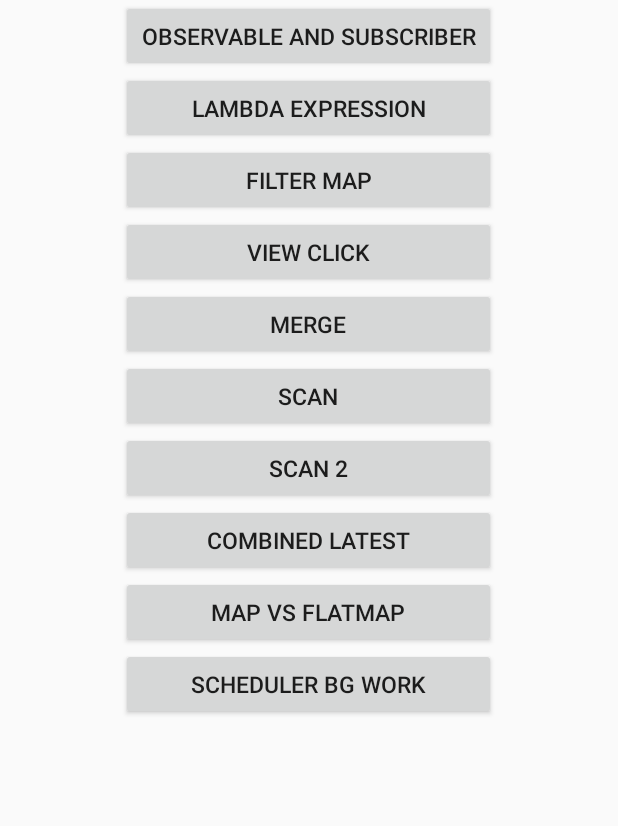
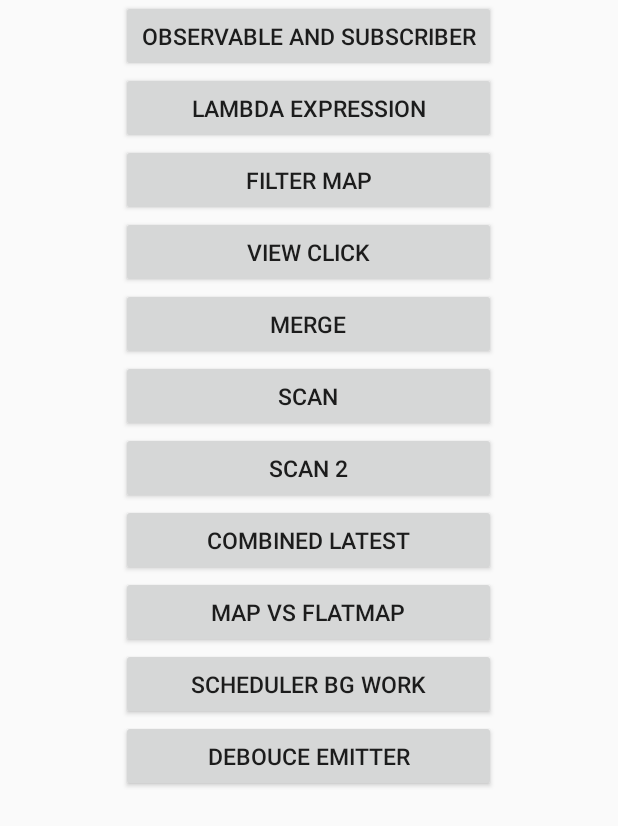
Before and after one commit to gidools/RxAndroidStudy, an Android app: the screen it shows after launch (MainActivity), on a phone screen of 412 x 824 dp. Shown: the top 826 px of the screen. Run offline under Robolectric (Android 15) with nearby library versions, the phone set to English and light mode, and no system bars; libraries missing offline, so code that uses them is left out: rx.functions.

Commit message:
Debunce and filter 기능 추가

```diff
--- a/app/src/main/java/maxst/com/rxandroidstudy/fragment/MainFragment.java
+++ b/app/src/main/java/maxst/com/rxandroidstudy/fragment/MainFragment.java
@@ -38,6 +38,7 @@ public class MainFragment extends Fragment {
 		layout.findViewById(R.id.rx_combined_latest).setOnClickListener(onClickListener);
 		layout.findViewById(R.id.rx_map_vs_flat_map).setOnClickListener(onClickListener);
 		layout.findViewById(R.id.scheduler_bg_work).setOnClickListener(onClickListener);
+		layout.findViewById(R.id.debounce_emitter).setOnClickListener(onClickListener);
 		return layout;
 	}
 
@@ -85,6 +86,10 @@ public class MainFragment extends Fragment {
 				case R.id.scheduler_bg_work:
 					clickedOn(new SchedulerBGWorkFragment());
 					break;
+
+				case R.id.debounce_emitter:
+					clickedOn(new DebounceSearchEmitterFragment());
+					break;
 			}
 		}
 	};
--- a/app/src/main/res/layout/fragment_main.xml
+++ b/app/src/main/res/layout/fragment_main.xml
@@ -1,79 +1,93 @@
+<ScrollView
+	xmlns:android="http://schemas.android.com/apk/res/android"
+	android:layout_width="match_parent"
+	android:layout_height="match_parent"
+	>
+
 	<LinearLayout xmlns:android="http://schemas.android.com/apk/res/android"
 				  xmlns:tools="http://schemas.android.com/tools"
 				  android:layout_width="match_parent"
 				  android:layout_height="match_parent"
+				  android:gravity="center_horizontal"
 				  android:orientation="vertical"
-			  android:gravity="center_horizontal"
 				  tools:context="maxst.com.rxandroidstudy.fragment.MainFragment">
 
 		<Button
 			android:id="@+id/rx_basic"
 			android:layout_width="250dp"
 			android:layout_height="wrap_content"
-		android:textSize="15sp"
-		android:text="Observable and Subscriber"/>
+			android:text="Observable and Subscriber"
+			android:textSize="15sp"/>
 
 		<Button
 			android:id="@+id/rx_lambda"
 			android:layout_width="250dp"
 			android:layout_height="wrap_content"
-		android:textSize="15sp"
-		android:text="Lambda Expression"/>
+			android:text="Lambda Expression"
+			android:textSize="15sp"/>
 
 		<Button
 			android:id="@+id/rx_map"
 			android:layout_width="250dp"
 			android:layout_height="wrap_content"
-		android:textSize="15sp"
-		android:text="Filter map"/>
+			android:text="Filter map"
+			android:textSize="15sp"/>
 
 		<Button
 			android:id="@+id/rx_view_click"
 			android:layout_width="250dp"
 			android:layout_height="wrap_content"
-		android:textSize="15sp"
-		android:text="View Click"/>
+			android:text="View Click"
+			android:textSize="15sp"/>
 
 		<Button
 			android:id="@+id/rx_merge"
 			android:layout_width="250dp"
 			android:layout_height="wrap_content"
-		android:textSize="15sp"
-		android:text="Merge"/>
+			android:text="Merge"
+			android:textSize="15sp"/>
 
 		<Button
 			android:id="@+id/rx_scan"
 			android:layout_width="250dp"
 			android:layout_height="wrap_content"
-		android:textSize="15sp"
-		android:text="Scan"/>
+			android:text="Scan"
+			android:textSize="15sp"/>
 
 		<Button
 			android:id="@+id/rx_scan2"
 			android:layout_width="250dp"
 			android:layout_height="wrap_content"
-		android:textSize="15sp"
-		android:text="Scan 2"/>
+			android:text="Scan 2"
+			android:textSize="15sp"/>
 
 		<Button
 			android:id="@+id/rx_combined_latest"
 			android:layout_width="250dp"
 			android:layout_height="wrap_content"
-		android:textSize="15sp"
-		android:text="Combined Latest"/>
+			android:text="Combined Latest"
+			android:textSize="15sp"/>
 
 		<Button
 			android:id="@+id/rx_map_vs_flat_map"
 			android:layout_width="250dp"
 			android:layout_height="wrap_content"
-		android:textSize="15sp"
-		android:text="Map vs FlatMap"/>
+			android:text="Map vs FlatMap"
+			android:textSize="15sp"/>
 
 		<Button
 			android:id="@+id/scheduler_bg_work"
 			android:layout_width="250dp"
 			android:layout_height="wrap_content"
-		android:textSize="15sp"
-		android:text="Scheduler BG Work"/>
+			android:text="Scheduler BG Work"
+			android:textSize="15sp"/>
+
+		<Button
+			android:id="@+id/debounce_emitter"
+			android:layout_width="250dp"
+			android:layout_height="wrap_content"
+			android:text="Debouce Emitter"
+			android:textSize="15sp"/>
 
 	</LinearLayout>
+</ScrollView>
```
Also changed, not shown: app/src/main/java/maxst/com/rxandroidstudy/fragment/DebounceSearchEmitterFragment.java (added, +121 -0 lines), app/src/main/res/layout/fragment_debounce_search_emitter.xml (added, +48 -0 lines). Lines whose indentation alone changed are shown as unchanged.
